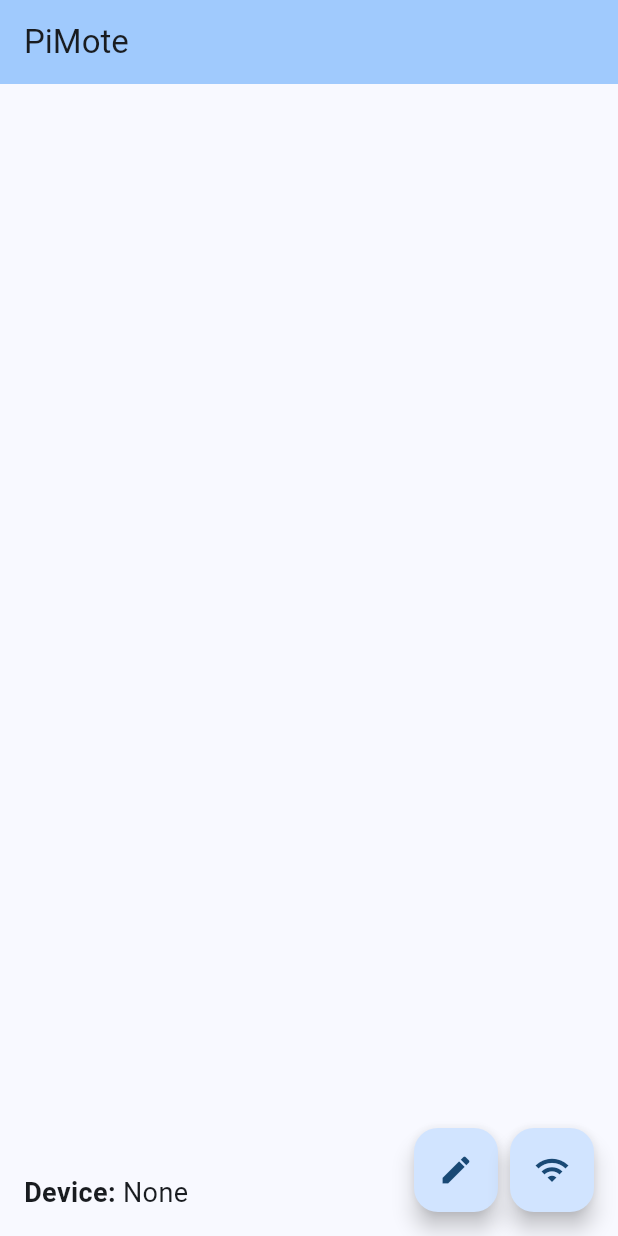
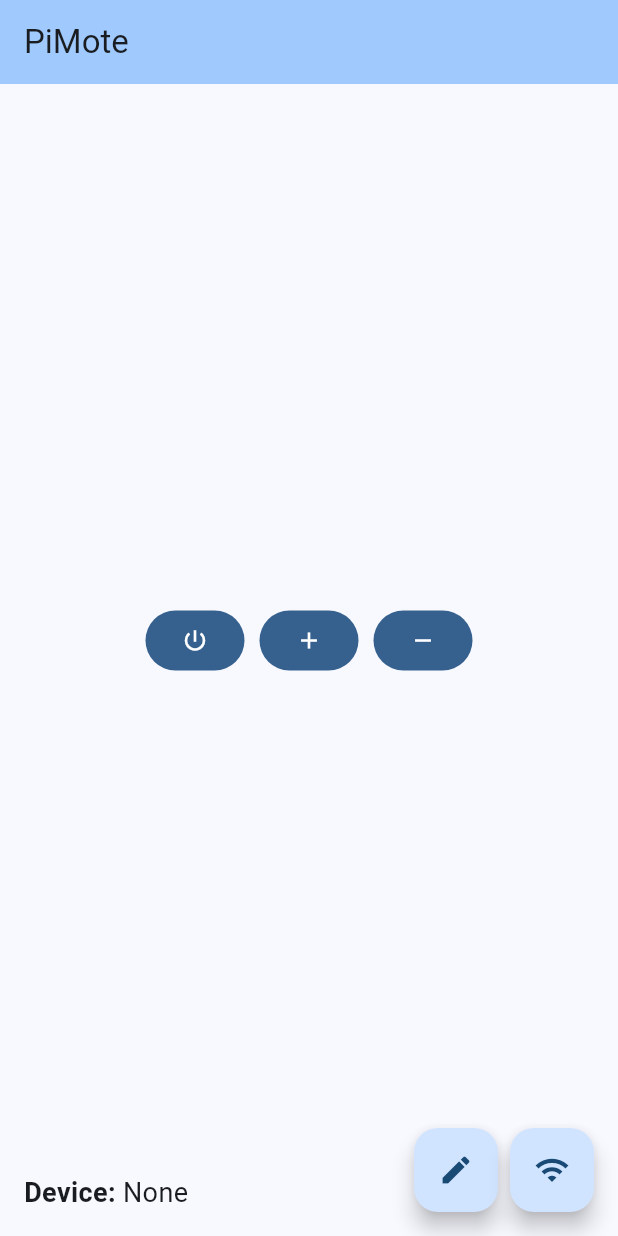
Before and after one commit to arobinson434/PiMote, a Flutter app: the screen it shows after launch, on a phone screen of 412 x 824 dp. Run offline on Flutter 3.47's test engine with Material 3 defaults, Android fonts, the phone set to English and light mode, and no system bars; missing offline and left inert: android_multicast_lock, protobuf.

Commit message:
Cleanup Home Screen; Provide proper protection to the emitters_viewmodel's members

```diff
--- a/lib/screens/home.dart
+++ b/lib/screens/home.dart
@@ -17,8 +17,30 @@ class PiMoteHomePage extends StatelessWidget {
       body: Padding(
         padding: const EdgeInsets.all(16.0),
         child: Column(
-          mainAxisAlignment: MainAxisAlignment.end,
+          crossAxisAlignment: CrossAxisAlignment.start,
           children: [
+            Expanded(
+              child: Center(
+                child: Row(
+                  mainAxisAlignment: MainAxisAlignment.center,
+                  spacing: 10,
+                  children: [
+                    FilledButton(
+                      onPressed: () {},
+                      child: Icon(Icons.power_settings_new),
+                    ),
+                    FilledButton(
+                      onPressed: () {},
+                      child: Icon(Icons.add)
+                    ),
+                    FilledButton(
+                      onPressed: () {},
+                      child: Icon(Icons.remove)
+                    ),
+                  ]
+                )
+              )
+            ),
             Text.rich(TextSpan(
               children: [
                 TextSpan(
@@ -36,14 +58,12 @@ class PiMoteHomePage extends StatelessWidget {
       ),
       floatingActionButton: Row(
         mainAxisAlignment: MainAxisAlignment.end,
+        spacing: 8,
         children: [
-          Padding(
-            padding: EdgeInsets.symmetric(horizontal: 8),
-            child: FloatingActionButton(
-              onPressed: () {} , // TODO: Use this to flip into edit mode
-              tooltip: 'Edit',
-              child: const Icon(Icons.edit),
-            ),
+          FloatingActionButton(
+            onPressed: () {} , // TODO: Use this to flip into edit mode
+            tooltip: 'Edit',
+            child: const Icon(Icons.edit),
           ),
           FloatingActionButton(
             onPressed: () => scanForDevices(context),
--- a/lib/viewmodels/emitters_viewmodel.dart
+++ b/lib/viewmodels/emitters_viewmodel.dart
@@ -3,8 +3,8 @@ import 'package:flutter/foundation.dart';
 import 'package:pi_mote/models/emitters_model.dart';
 
 class EmittersViewModel extends ChangeNotifier {
-  final EmittersModel _model   = EmittersModel();
-  final Emitters      emitters = {};
+  final EmittersModel _model    = EmittersModel();
+  final Emitters      _emitters = {};
   String?             _current;
 
   EmittersViewModel() {
@@ -12,16 +12,11 @@ class EmittersViewModel extends ChangeNotifier {
   }
 
   void processEmittingEntity(EmittingEntity entity) {
-    if ( !emitters.containsKey(entity.name) ) {
-      emitters[entity.name] = entity.data;
-      notifyListeners();
-    } else {
-      if ( emitters[entity.name]?.ip_addr != entity.data.ip_addr )
-        emitters[entity.name]?.ip_addr = entity.data.ip_addr;
-      emitters[entity.name]?.last_reported = entity.data.last_reported;
-      notifyListeners();
-    }
+    _emitters[entity.name] = entity.data;
+    notifyListeners();
   }
+
+  Emitters get emitters => Map.unmodifiable(_emitters);
 
   String? currentEmitter() => _current;
 
```
